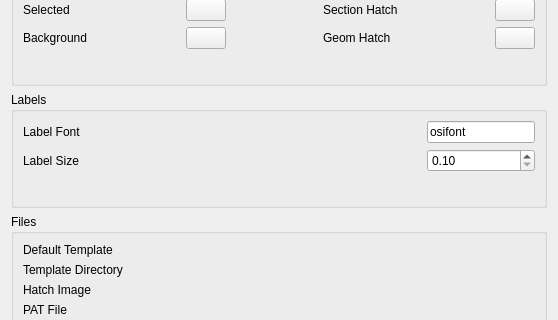
Before: the Qt Designer form src/Mod/TechDraw/Gui/DlgPrefsTechDraw.ui in berndhahnebach/All_FreeCAD, drawn with Qt 5; both pictures show x 0 to 558 and y 325 to 645 of the 558 by 742 pixel window.
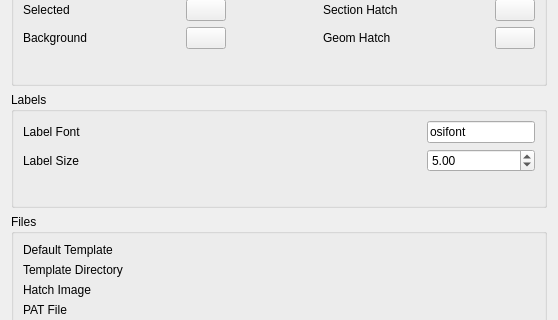
After: the same form once the commit is applied. Custom widgets are drawn as their Qt base class.

Commit message: TechDraw Prefs page 1 defaults & tooltips

```diff
--- a/src/Mod/TechDraw/Gui/DlgPrefsTechDraw.ui
+++ b/src/Mod/TechDraw/Gui/DlgPrefsTechDraw.ui
@@ -594,6 +594,9 @@
           <property name="minimum">
            <double>0.100000000000000</double>
           </property>
+          <property name="value">
+           <double>5.000000000000000</double>
+          </property>
           <property name="prefEntry" stdset="0">
            <cstring>LabelSize</cstring>
           </property>
```
Left out of the diff: 18 changed lines with no effect on the pictures.
